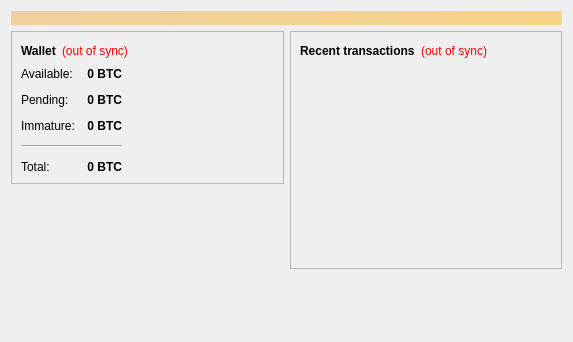
Qt form src/qt/forms/overviewpage.ui (zathras-crypto/mastercore) before a commit.
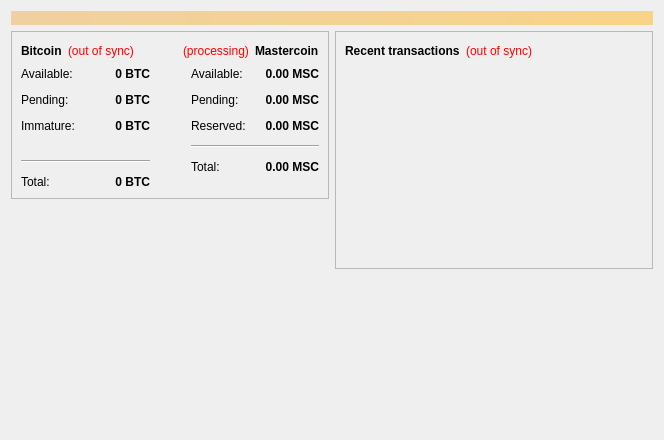
The same form after that commit.

The edit to the form file:
```diff
--- a/src/qt/forms/overviewpage.ui
+++ b/src/qt/forms/overviewpage.ui
@@ -6,8 +6,8 @@
    <rect>
     <x>0</x>
     <y>0</y>
-    <width>573</width>
-    <height>342</height>
+    <width>664</width>
+    <height>440</height>
    </rect>
   </property>
   <property name="windowTitle">
@@ -44,7 +44,9 @@
          </property>
          <layout class="QVBoxLayout" name="verticalLayout_4">
           <item>
-           <layout class="QHBoxLayout" name="horizontalLayout_4">
+           <layout class="QHBoxLayout" name="horizontalLayout_5">
+            <item>
+             <layout class="QHBoxLayout" name="horizontalLayout_8">
             <item>
              <widget class="QLabel" name="label_5">
               <property name="font">
@@ -54,7 +56,7 @@
                </font>
               </property>
               <property name="text">
-               <string>Wallet</string>
+                 <string>Bitcoin</string>
               </property>
              </widget>
             </item>
@@ -74,8 +76,10 @@
               </property>
              </widget>
             </item>
+             </layout>
+            </item>
             <item>
-             <spacer name="horizontalSpacer_2">
+             <spacer name="horizontalSpacer_5">
               <property name="orientation">
                <enum>Qt::Horizontal</enum>
               </property>
@@ -87,7 +91,37 @@
               </property>
              </spacer>
             </item>
-           </layout>
+            <item>
+             <layout class="QHBoxLayout" name="horizontalLayout_6">
+              <item>
+               <widget class="QLabel" name="label_2">
+                <property name="styleSheet">
+                 <string notr="true">QLabel { color: red; }</string>
+                </property>
+                <property name="text">
+                 <string>(processing)</string>
+                </property>
+               </widget>
+              </item>
+              <item>
+               <widget class="QLabel" name="label_6">
+                <property name="font">
+                 <font>
+                  <weight>75</weight>
+                  <bold>true</bold>
+                 </font>
+                </property>
+                <property name="text">
+                 <string>Mastercoin</string>
+                </property>
+               </widget>
+              </item>
+             </layout>
+            </item>
+           </layout>
+          </item>
+          <item>
+           <layout class="QHBoxLayout" name="horizontalLayout_4"/>
           </item>
           <item>
           <layout class="QHBoxLayout" name="horizontalLayout_3">
@@ -195,14 +229,21 @@
               </property>
              </widget>
             </item>
-            <item row="4" column="0">
+              <item row="4" column="0" colspan="2">
+               <widget class="Line" name="line">
+                <property name="orientation">
+                 <enum>Qt::Horizontal</enum>
+                </property>
+               </widget>
+              </item>
+              <item row="5" column="0">
              <widget class="QLabel" name="labelTotalText">
               <property name="text">
                <string>Total:</string>
               </property>
              </widget>
             </item>
-            <item row="4" column="1">
+              <item row="5" column="1">
              <widget class="QLabel" name="labelTotal">
               <property name="font">
                <font>
@@ -227,12 +268,21 @@
               </property>
              </widget>
             </item>
-            <item row="3" column="0" colspan="2">
-             <widget class="Line" name="line">
+              <item row="3" column="0">
+               <spacer name="verticalSpacer_3">
               <property name="orientation">
-               <enum>Qt::Horizontal</enum>
-              </property>
-             </widget>
+                 <enum>Qt::Vertical</enum>
+                </property>
+                <property name="sizeType">
+                 <enum>QSizePolicy::Fixed</enum>
+                </property>
+                <property name="sizeHint" stdset="0">
+                 <size>
+                  <width>20</width>
+                  <height>3</height>
+                 </size>
+                </property>
+               </spacer>
             </item>
            </layout>
           </item>
@@ -241,14 +291,162 @@
               <property name="orientation">
                <enum>Qt::Horizontal</enum>
               </property>
+              <property name="sizeType">
+               <enum>QSizePolicy::Fixed</enum>
+              </property>
               <property name="sizeHint" stdset="0">
                <size>
-                <width>40</width>
+                <width>35</width>
                 <height>20</height>
                </size>
               </property>
              </spacer>
             </item>
+            <item>
+             <layout class="QFormLayout" name="MSCformLayout_1">
+              <property name="fieldGrowthPolicy">
+               <enum>QFormLayout::AllNonFixedFieldsGrow</enum>
+              </property>
+              <property name="horizontalSpacing">
+               <number>12</number>
+              </property>
+              <property name="verticalSpacing">
+               <number>12</number>
+              </property>
+              <item row="0" column="0">
+               <widget class="QLabel" name="MSClabel1">
+                <property name="text">
+                 <string>Available:</string>
+                </property>
+               </widget>
+              </item>
+              <item row="0" column="1">
+               <widget class="QLabel" name="MSClabelavailable">
+                <property name="font">
+                 <font>
+                  <weight>75</weight>
+                  <bold>true</bold>
+                 </font>
+                </property>
+                <property name="cursor">
+                 <cursorShape>IBeamCursor</cursorShape>
+                </property>
+                <property name="toolTip">
+                 <string>Your current spendable balance</string>
+                </property>
+                <property name="text">
+                 <string notr="true">0.00 MSC</string>
+                </property>
+                <property name="alignment">
+                 <set>Qt::AlignRight|Qt::AlignTrailing|Qt::AlignVCenter</set>
+                </property>
+                <property name="textInteractionFlags">
+                 <set>Qt::LinksAccessibleByMouse|Qt::TextSelectableByKeyboard|Qt::TextSelectableByMouse</set>
+                </property>
+               </widget>
+              </item>
+              <item row="1" column="0">
+               <widget class="QLabel" name="MSClabel_2">
+                <property name="text">
+                 <string>Pending:</string>
+                </property>
+               </widget>
+              </item>
+              <item row="1" column="1">
+               <widget class="QLabel" name="MSClabelpending">
+                <property name="font">
+                 <font>
+                  <weight>75</weight>
+                  <bold>true</bold>
+                 </font>
+                </property>
+                <property name="cursor">
+                 <cursorShape>IBeamCursor</cursorShape>
+                </property>
+                <property name="toolTip">
+                 <string>Total of transactions that have yet to be confirmed, and do not yet count toward the spendable balance</string>
+                </property>
+                <property name="text">
+                 <string notr="true">0.00 MSC</string>
+                </property>
+                <property name="alignment">
+                 <set>Qt::AlignRight|Qt::AlignTrailing|Qt::AlignVCenter</set>
+                </property>
+                <property name="textInteractionFlags">
+                 <set>Qt::LinksAccessibleByMouse|Qt::TextSelectableByKeyboard|Qt::TextSelectableByMouse</set>
+                </property>
+               </widget>
+              </item>
+              <item row="2" column="0">
+               <widget class="QLabel" name="MSClabel_3">
+                <property name="text">
+                 <string>Reserved:</string>
+                </property>
+               </widget>
+              </item>
+              <item row="2" column="1">
+               <widget class="QLabel" name="MSClabelreserved">
+                <property name="font">
+                 <font>
+                  <weight>75</weight>
+                  <bold>true</bold>
+                 </font>
+                </property>
+                <property name="toolTip">
+                 <string>Reserved balance (distributed exchange)</string>
+                </property>
+                <property name="text">
+                 <string notr="true">0.00 MSC</string>
+                </property>
+                <property name="alignment">
+                 <set>Qt::AlignRight|Qt::AlignTrailing|Qt::AlignVCenter</set>
+                </property>
+                <property name="textInteractionFlags">
+                 <set>Qt::LinksAccessibleByMouse|Qt::TextSelectableByKeyboard|Qt::TextSelectableByMouse</set>
+                </property>
+               </widget>
+              </item>
+              <item row="3" column="0" colspan="2">
+               <widget class="Line" name="line">
+                <property name="orientation">
+                 <enum>Qt::Horizontal</enum>
+                </property>
+               </widget>
+              </item>
+              <item row="4" column="0">
+               <widget class="QLabel" name="MSClabel_4">
+                <property name="text">
+                 <string>Total:</string>
+                </property>
+               </widget>
+              </item>
+              <item row="4" column="1">
+               <widget class="QLabel" name="MSClabelTotal">
+                <property name="font">
+                 <font>
+                  <weight>75</weight>
+                  <bold>true</bold>
+                 </font>
+                </property>
+                <property name="cursor">
+                 <cursorShape>IBeamCursor</cursorShape>
+                </property>
+                <property name="toolTip">
+                 <string>Your current total balance</string>
+                </property>
+                <property name="text">
+                 <string notr="true">0.00 MSC</string>
+                </property>
+                <property name="alignment">
+                 <set>Qt::AlignRight|Qt::AlignTrailing|Qt::AlignVCenter</set>
+                </property>
+                <property name="textInteractionFlags">
+                 <set>Qt::LinksAccessibleByMouse|Qt::TextSelectableByKeyboard|Qt::TextSelectableByMouse</set>
+                </property>
+               </widget>
+              </item>
+             </layout>
+            </item>
            </layout>
           </item>
          </layout>
@@ -259,10 +457,13 @@
          <property name="orientation">
           <enum>Qt::Vertical</enum>
          </property>
+         <property name="sizeType">
+          <enum>QSizePolicy::Expanding</enum>
+         </property>
          <property name="sizeHint" stdset="0">
           <size>
            <width>20</width>
-           <height>40</height>
+           <height>20</height>
           </size>
          </property>
         </spacer>
```
Lines whose indentation alone changed are shown as unchanged.
